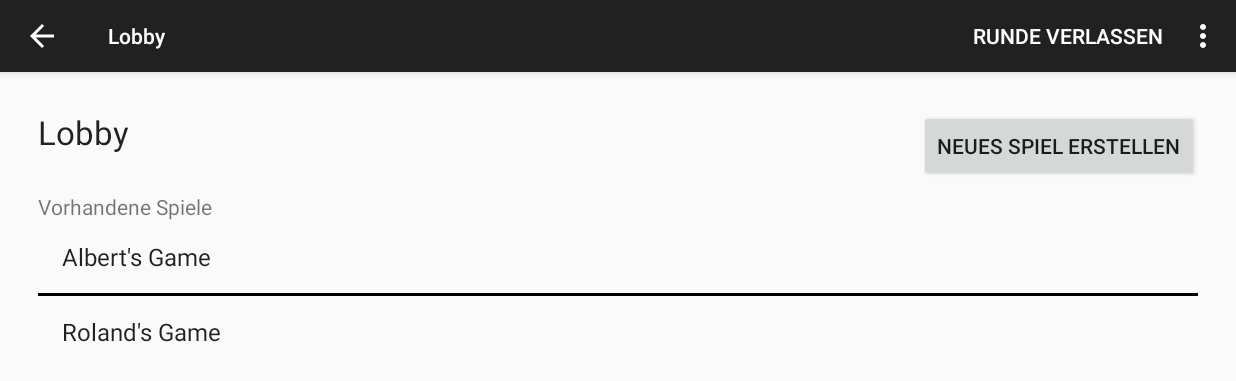
After one commit to hawk23/unopp, an Android app: the LobbyActivity screen opened directly, with no data from a screen before it, on a phone screen of 824 x 412 dp (held sideways). The commit adds this screen. Shown: the top 381 px of the screen. Run offline under Robolectric (Android 15) with nearby library versions, the phone set to English and light mode, and no system bars; 1 statement that could not run was skipped.

Commit message:
created lobby activity

```diff
--- /dev/null
+++ b/app/src/main/java/com/gamble/unopp/LobbyActivity.java
@@ -0,0 +1,74 @@
+package com.gamble.unopp;
+
+import android.os.Bundle;
+import android.support.v7.app.ActionBarActivity;
+import android.view.Menu;
+import android.view.MenuItem;
+import android.view.Window;
+import android.view.WindowManager;
+import android.widget.ArrayAdapter;
+import android.widget.ListView;
+
+import java.util.ArrayList;
+import java.util.List;
+
+/**
+ * Created by Verena on 25.04.2015.
+ */
+public class LobbyActivity extends ActionBarActivity {
+
+    private String username;
+    private ListView existingGamesListView;
+    private ArrayAdapter mArrayAdapter;
+    private String existingGames;
+
+    @Override
+    protected void onCreate(Bundle savedInstanceState) {
+        super.onCreate(savedInstanceState);
+
+        // remove title
+        getWindow().setFlags(WindowManager.LayoutParams.FLAG_FULLSCREEN, WindowManager.LayoutParams.FLAG_FULLSCREEN);
+
+        setContentView(R.layout.actitvity_lobby);
+
+        username = this.getIntent().getExtras().getString("username");
+
+        ArrayList existingGames = new ArrayList();
+
+        existingGamesListView = (ListView) findViewById(R.id.existingGamesListView);
+        getExistingGames(existingGames);
+
+        mArrayAdapter = new ArrayAdapter(this, android.R.layout.simple_list_item_1, existingGames);
+        existingGamesListView.setAdapter(mArrayAdapter);
+    }
+
+    @Override
+    public boolean onCreateOptionsMenu(Menu menu) {
+        // Inflate the menu; this adds items to the action bar if it is present.
+        getMenuInflater().inflate(R.menu.menu_main, menu);
+        return true;
+    }
+
+    @Override
+    public boolean onOptionsItemSelected(MenuItem item) {
+        // Handle action bar item clicks here. The action bar will
+        // automatically handle clicks on the Home/Up button, so long
+        // as you specify a parent activity in AndroidManifest.xml.
+        int id = item.getItemId();
+
+        //noinspection SimplifiableIfStatement
+        if (id == R.id.action_settings) {
+            return true;
+        }
+
+        return super.onOptionsItemSelected(item);
+    }
+
+    public void getExistingGames(List existingGames) {
+
+        // TODO fill with games from other players
+
+        existingGames.add("Albert's Game");
+        existingGames.add("Roland's Game");
+    }
+}
--- /dev/null
+++ b/app/src/main/res/layout/actitvity_lobby.xml
@@ -0,0 +1,41 @@
+<?xml version="1.0" encoding="utf-8"?>
+<RelativeLayout xmlns:android="http://schemas.android.com/apk/res/android"
+    android:layout_width="match_parent"
+    android:layout_height="match_parent"
+    android:paddingTop="25dp"
+    android:paddingLeft="25dp"
+    android:paddingRight="25dp" >
+
+    <TextView
+        android:layout_width="wrap_content"
+        android:layout_height="wrap_content"
+        android:textAppearance="?android:attr/textAppearanceLarge"
+        android:text="@string/activity_lobby"
+        android:id="@+id/lobbyTextView" />
+
+    <Button
+        android:layout_width="wrap_content"
+        android:layout_height="wrap_content"
+        android:text="@string/create_new_game"
+        android:layout_alignParentRight="true"
+        android:layout_alignParentEnd="true"
+        android:id="@+id/button" />
+
+    <TextView
+        android:layout_width="wrap_content"
+        android:layout_height="wrap_content"
+        android:textAppearance="?android:attr/textAppearanceSmall"
+        android:text="@string/existing_games"
+        android:layout_marginTop="25dp"
+        android:layout_below="@id/lobbyTextView"
+        android:id="@+id/existingGamesText" />
+
+    <ListView
+        android:layout_width="wrap_content"
+        android:layout_height="wrap_content"
+        android:layout_below="@id/existingGamesText"
+        android:layout_marginBottom="25dp"
+        android:divider="#000000"
+        android:dividerHeight="2dp"
+        android:id="@+id/existingGamesListView" />
+</RelativeLayout>
--- a/app/src/main/res/layout/activity_main.xml
+++ b/app/src/main/res/layout/activity_main.xml
@@ -26,10 +26,10 @@
         android:hint="Spielername" />
 
     <Button
+        android:id="@+id/btnStart"
         android:layout_width="wrap_content"
         android:layout_height="wrap_content"
         android:text="Start!"
-        android:id="@+id/btnStart"
         android:layout_alignBottom="@+id/txtUsername"
         android:layout_toRightOf="@+id/txtUsername"
         android:layout_toEndOf="@+id/txtUsername" />
--- a/app/src/main/res/values/strings.xml
+++ b/app/src/main/res/values/strings.xml
@@ -3,4 +3,7 @@
 
     <string name="hello_world">Hello world!</string>
     <string name="action_settings">Settings</string>
+    <string name="activity_lobby">Lobby</string>
+    <string name="create_new_game">Neues Spiel erstellen</string>
+    <string name="existing_games">Vorhandene Spiele</string>
 </resources>
```
Also changed, not shown: app/src/main/AndroidManifest.xml (+10 -0 lines), app/src/main/java/com/gamble/unopp/MainActivity.java (+44 -1 lines), 6 other files.
